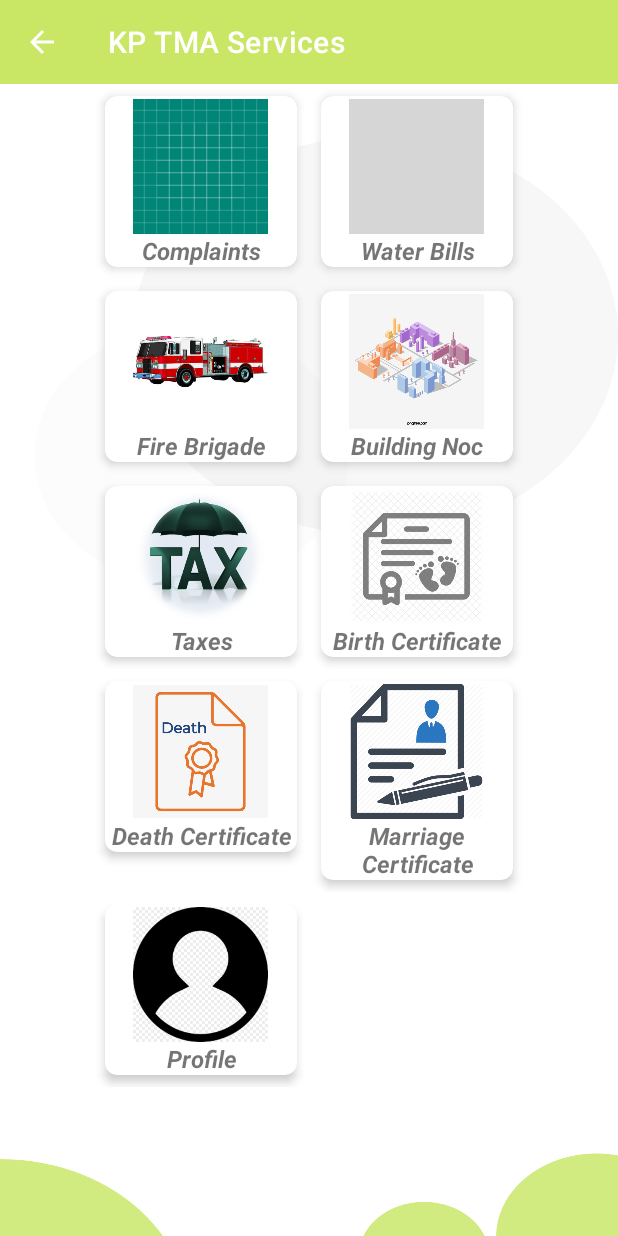
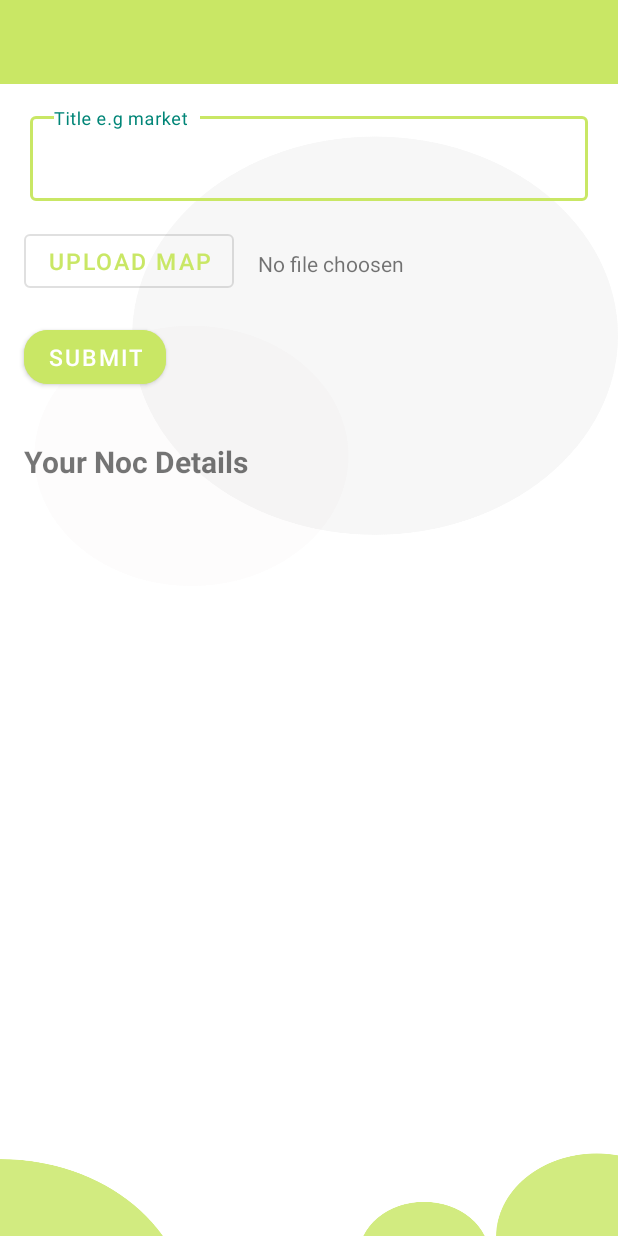
Before and after one commit to uzairafridii/KPTehsilMunicipalAdministrationServices, an Android app: the MainActivity screen opened directly, with no data from a screen before it, after a tap on "Building Noc", on a phone screen of 412 x 824 dp. Run offline under Robolectric (Android 15) with nearby library versions, the phone set to English and light mode, and no system bars; grey boxes are pictures that could not be loaded.

Commit message:
user profile is done

```diff
--- a/app/build.gradle
+++ b/app/build.gradle
@@ -27,11 +27,11 @@ dependencies {
     androidTestImplementation 'androidx.test:runner:1.1.0'
     androidTestImplementation 'androidx.test.espresso:espresso-core:3.1.0'
 
-
     implementation 'androidx.cardview:cardview:1.0.0' // card view
     implementation 'androidx.recyclerview:recyclerview:1.1.0' // recycler view
     implementation 'com.borjabravo:readmoretextview:2.1.0' // expand views
     implementation 'com.google.android.material:material:1.0.0-beta01' // material design
+    implementation 'de.hdodenhof:circleimageview:3.0.1' // circle image view
 
 
 }
--- a/app/src/main/AndroidManifest.xml
+++ b/app/src/main/AndroidManifest.xml
@@ -9,7 +9,10 @@
         android:roundIcon="@mipmap/ic_launcher_round"
         android:supportsRtl="true"
         android:theme="@style/AppTheme">
-        <activity android:name=".WaterBills.WaterBills"></activity>
+        <activity android:name=".UserProfile.Profile"></activity>
+        <activity android:name=".BuildingNoc.BuildingNocActivity" />
+        <activity android:name=".TaxesDetails.Taxes" />
+        <activity android:name=".WaterBills.WaterBills" />
         <activity android:name=".UserComplaint.ComplaintsMain.UserFeedBack" />
         <activity android:name=".UserComplaint.ComplaintsMain.AddComplaints" />
         <activity android:name=".UserComplaint.ComplaintsMain.Complaints" />
@@ -24,7 +27,6 @@
         <activity
             android:name=".Main.MainActivity"
             android:screenOrientation="locked" />
-
     </application>
 
 </manifest>
--- /dev/null
+++ b/app/src/main/java/com/uzair/kptehsilmunicipaladministrationservices/BuildingNoc/BuildingNocActivity.java
@@ -0,0 +1,16 @@
+package com.uzair.kptehsilmunicipaladministrationservices.BuildingNoc;
+
+import androidx.appcompat.app.AppCompatActivity;
+
+import android.os.Bundle;
+
+import com.uzair.kptehsilmunicipaladministrationservices.R;
+
+public class BuildingNocActivity extends AppCompatActivity {
+
+    @Override
+    protected void onCreate(Bundle savedInstanceState) {
+        super.onCreate(savedInstanceState);
+        setContentView(R.layout.activity_building_noc);
+    }
+}
--- a/app/src/main/java/com/uzair/kptehsilmunicipaladministrationservices/Main/HomeRecyclerAdapters/HomeRecyclerAdapter.java
+++ b/app/src/main/java/com/uzair/kptehsilmunicipaladministrationservices/Main/HomeRecyclerAdapters/HomeRecyclerAdapter.java
@@ -14,10 +14,13 @@ import android.view.ViewGroup;
 import android.widget.ImageView;
 import android.widget.TextView;
 
+import com.uzair.kptehsilmunicipaladministrationservices.BuildingNoc.BuildingNocActivity;
 import com.uzair.kptehsilmunicipaladministrationservices.FireFighting.FireFighting;
 import com.uzair.kptehsilmunicipaladministrationservices.Main.ModelOfHomeRecycler.HomeModel;
 import com.uzair.kptehsilmunicipaladministrationservices.R;
+import com.uzair.kptehsilmunicipaladministrationservices.TaxesDetails.Taxes;
 import com.uzair.kptehsilmunicipaladministrationservices.UserComplaint.ComplaintsMain.Complaints;
+import com.uzair.kptehsilmunicipaladministrationservices.UserProfile.Profile;
 import com.uzair.kptehsilmunicipaladministrationservices.WaterBills.WaterBills;
 
 import java.util.List;
@@ -67,6 +70,19 @@ public class HomeRecyclerAdapter extends RecyclerView.Adapter<HomeRecyclerAdapte
                         ctx.startActivity(new Intent(ctx , WaterBills.class));
                         break;
                     }
+                    case "Profile": {
+                        ctx.startActivity(new Intent(ctx , Profile.class));
+                        break;
+                    }
+                    case "Building Noc": {
+                        ctx.startActivity(new Intent(ctx , BuildingNocActivity.class));
+                        break;
+                    }
+                    case "Taxes": {
+                        ctx.startActivity(new Intent(ctx , Taxes.class));
+                        break;
+                    }
+
                     case "Fire Brigade": {
                         FireFighting bottomSheetDialog = FireFighting.newInstance();
                         bottomSheetDialog.show(((AppCompatActivity) ctx).getSupportFragmentManager(), "Bottom Sheet Dialog Fragment");
--- a/app/src/main/java/com/uzair/kptehsilmunicipaladministrationservices/Main/MainActivity.java
+++ b/app/src/main/java/com/uzair/kptehsilmunicipaladministrationservices/Main/MainActivity.java
@@ -56,10 +56,6 @@ public class MainActivity extends AppCompatActivity {
         ActionBar actionBar = getSupportActionBar();
         actionBar.setDisplayHomeAsUpEnabled(true);
 
-        FireFighting bottomSheetDialog = FireFighting.newInstance();
-        bottomSheetDialog.show(getSupportFragmentManager(), "Bottom Sheet Dialog Fragment");
-
-
     }
 
     private void setHomeRecyclerItems()
--- /dev/null
+++ b/app/src/main/res/layout/activity_building_noc.xml
@@ -0,0 +1,121 @@
+<?xml version="1.0" encoding="utf-8"?>
+<RelativeLayout
+    xmlns:android="http://schemas.android.com/apk/res/android"
+    xmlns:app="http://schemas.android.com/apk/res-auto"
+    xmlns:tools="http://schemas.android.com/tools"
+    android:layout_width="match_parent"
+    android:layout_height="match_parent"
+    android:background="@drawable/user_bg"
+    tools:context=".BuildingNoc.BuildingNocActivity">
+
+    <!-- include tool bar in this activity -->
+    <include layout="@layout/app_tool_bar"
+        android:id="@+id/noc_tool_bar"/>
+
+
+    <!-- Title edit text -->
+    <com.google.android.material.textfield.TextInputLayout
+        style="@style/Widget.MaterialComponents.TextInputLayout.OutlinedBox"
+        android:id="@+id/nocTitleTextInputLayout"
+        android:layout_below="@id/noc_tool_bar"
+        android:layout_marginLeft="16dp"
+        android:layout_marginRight="16dp"
+        android:layout_marginTop="@dimen/edit_margin"
+        app:boxStrokeColor="@color/txt_color"
+        android:layout_width="match_parent"
+        android:layout_height="wrap_content">
+
+        <com.google.android.material.textfield.TextInputEditText
+            android:layout_width="match_parent"
+            android:layout_height="wrap_content"
+            android:hint="@string/title_e_g_market"
+            android:inputType="text"
+            android:layout_marginTop="32dp"
+            android:layout_marginLeft="4dp"
+            android:layout_marginRight="4dp" />
+
+    </com.google.android.material.textfield.TextInputLayout>
+
+    <!-- Button upload noc -->
+    <Button
+        android:layout_width="wrap_content"
+        android:layout_height="wrap_content"
+        style="@style/Widget.MaterialComponents.Button.OutlinedButton"
+        android:id="@+id/btnUploadNoc"
+        android:layout_alignParentLeft="true"
+        android:textColor="@color/txt_color"
+        android:layout_marginLeft="@dimen/edit_margin"
+        android:layout_below="@+id/nocTitleTextInputLayout"
+        android:gravity="center"
+        android:layout_marginTop="@dimen/edit_margin"
+        android:textSize="15sp"
+        android:text="@string/upload_map"/>
+
+    <!-- Text no file choosen -->
+    <TextView
+        android:layout_width="wrap_content"
+        android:layout_height="wrap_content"
+        android:id="@+id/txtNoFileChoose"
+        android:layout_below="@+id/nocTitleTextInputLayout"
+        android:layout_toRightOf="@+id/btnUploadNoc"
+        android:text="@string/no_file_choosen"
+        android:layout_marginTop="@dimen/edit_margin_top"
+        android:layout_marginLeft="@dimen/txt_margin_left"
+        />
+
+    <!-- Image noc upload -->
+    <ImageView
+        android:layout_width="40dp"
+        android:layout_height="40dp"
+        android:id="@+id/chooseNocImage"
+        android:layout_below="@+id/nocTitleTextInputLayout"
+        android:layout_toRightOf="@id/btnUploadNoc"
+        android:src="@mipmap/ic_launcher"
+        android:layout_marginTop="@dimen/edit_margin"
+        android:layout_marginLeft="@dimen/txt_margin_left"
+        android:visibility="invisible"
+        />
+
+    <!-- Button submit noc -->
+    <Button
+        android:layout_width="wrap_content"
+        android:layout_height="wrap_content"
+        style="@style/Widget.MaterialComponents.Button"
+        android:id="@+id/btnSubmitNoc"
+        android:backgroundTint="@color/txt_color"
+        android:layout_alignParentLeft="true"
+        android:layout_marginLeft="@dimen/edit_margin"
+        android:layout_below="@+id/btnUploadNoc"
+        android:gravity="center"
+        android:layout_marginTop="@dimen/edit_margin"
+        android:textSize="15sp"
+        android:text="@string/submit"
+        app:cornerRadius="16dp"/>
+
+    <!-- Text your noc details -->
+    <TextView
+        android:layout_width="wrap_content"
+        android:layout_height="wrap_content"
+        android:id="@+id/txtYourTotalNoc"
+        android:layout_below="@+id/btnSubmitNoc"
+        android:text="@string/your_total_noc"
+        android:textSize="20sp"
+        android:textStyle="bold"
+        android:layout_marginTop="@dimen/edit_margin_top"
+        android:layout_marginLeft="@dimen/txt_margin_left"
+        />
+
+    <!-- Building Noc recycler view -->
+    <androidx.recyclerview.widget.RecyclerView
+        android:layout_width="wrap_content"
+        android:layout_height="wrap_content"
+        android:layout_below="@+id/txtYourTotalNoc"
+        android:id="@+id/nocRecyclerView"
+        android:layout_margin="@dimen/reycler_view_margin">
+    </androidx.recyclerview.widget.RecyclerView>
+
+
+
+
+
+</RelativeLayout>
--- a/app/src/main/res/layout/activity_main.xml
+++ b/app/src/main/res/layout/activity_main.xml
@@ -7,9 +7,11 @@
     android:background="@drawable/user_bg"
     tools:context=".Main.MainActivity">
 
+    <!-- include tool bar in this activity -->
     <include layout="@layout/app_tool_bar"
         android:id="@+id/home_tool_bar"/>
 
+    <!-- Home services recycler view -->
 <androidx.recyclerview.widget.RecyclerView
     android:layout_width="wrap_content"
     android:layout_height="match_parent"
--- a/app/src/main/res/values/dimens.xml
+++ b/app/src/main/res/values/dimens.xml
@@ -9,4 +9,5 @@
     <dimen name="image_btn_margin_top">8dp</dimen>
     <dimen name="drawable_padding">16dp</dimen>
     <dimen name="edit_padding_left">20dp</dimen>
+    <dimen name="reycler_view_margin">4dp</dimen>
 </resources>
--- a/app/src/main/res/values/strings.xml
+++ b/app/src/main/res/values/strings.xml
@@ -26,4 +26,8 @@
 
     <string name="hello_blank_fragment">Hello blank fragment</string>
     <string name="contact_no">Contact No</string>
+    <string name="title_e_g_market">Title e.g market</string>
+    <string name="upload_map">Upload Map</string>
+    <string name="your_total_noc">Your Noc Details</string>
+    <string name="no_file_choosen">No file choosen</string>
 </resources>
```
Also changed, not shown: app/src/main/java/com/uzair/kptehsilmunicipaladministrationservices/TaxesDetails/Taxes.java (added, +16 -0 lines), app/src/main/java/com/uzair/kptehsilmunicipaladministrationservices/UserProfile/Profile.java (added, +52 -0 lines), app/src/main/res/drawable/ic_exit_to_app_black_24dp.xml (added, +9 -0 lines), app/src/main/res/drawable/ic_mode_edit_black_24dp.xml (added, +9 -0 lines), app/src/main/res/layout/activity_profile.xml (added, +170 -0 lines), app/src/main/res/layout/activity_taxes.xml (added, +15 -0 lines), app/src/main/res/menu/user_profile_menu.xml (added, +19 -0 lines).
